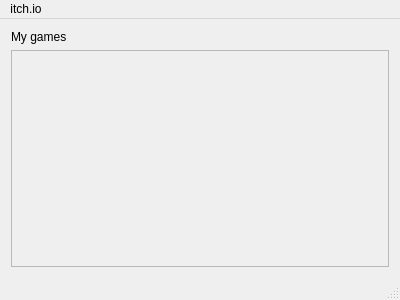
Old version of the form gameswindow.ui in the repository leafo/itchio-app-old.
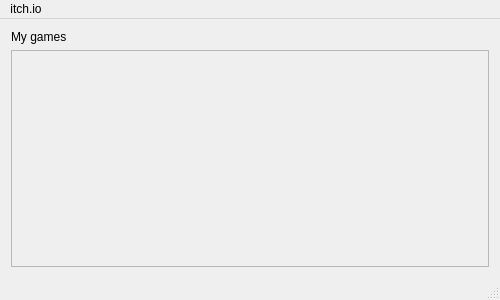
New version of the form.

The edit to the form file:
```diff
--- a/gameswindow.ui
+++ b/gameswindow.ui
@@ -6,7 +6,7 @@
    <rect>
     <x>0</x>
     <y>0</y>
-    <width>400</width>
+    <width>500</width>
     <height>300</height>
    </rect>
   </property>
@@ -32,7 +32,7 @@
         <rect>
          <x>0</x>
          <y>0</y>
-         <width>382</width>
+         <width>482</width>
          <height>222</height>
         </rect>
        </property>
@@ -46,7 +46,7 @@
     <rect>
      <x>0</x>
      <y>0</y>
-     <width>400</width>
+     <width>500</width>
      <height>19</height>
     </rect>
    </property>
```
